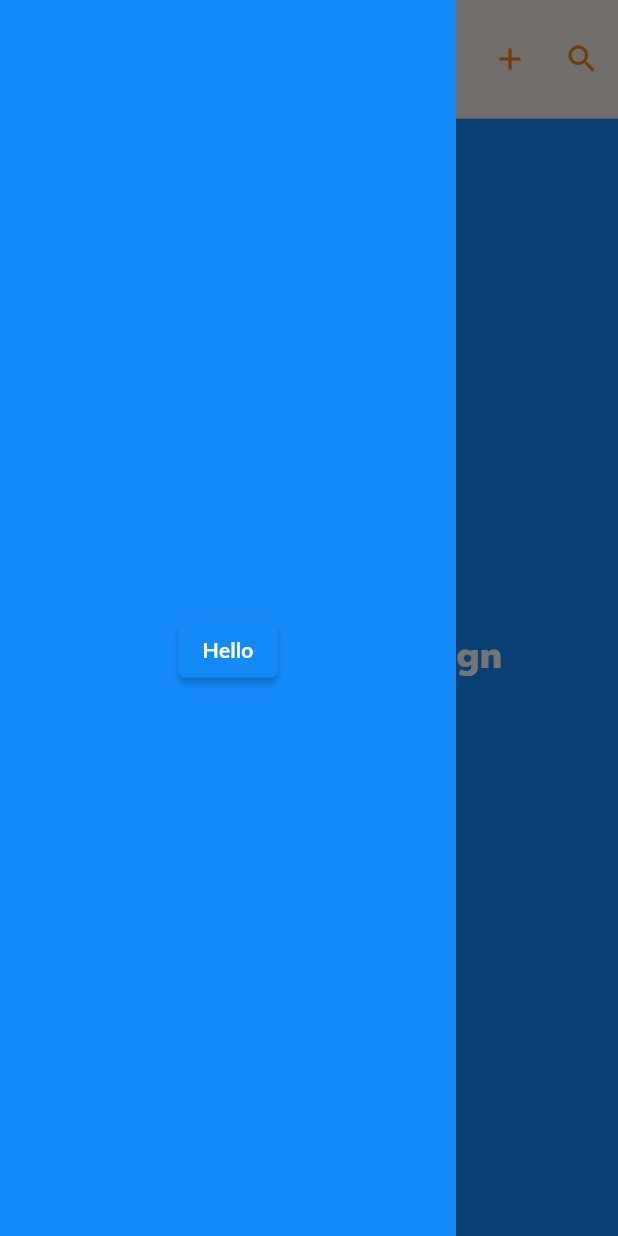
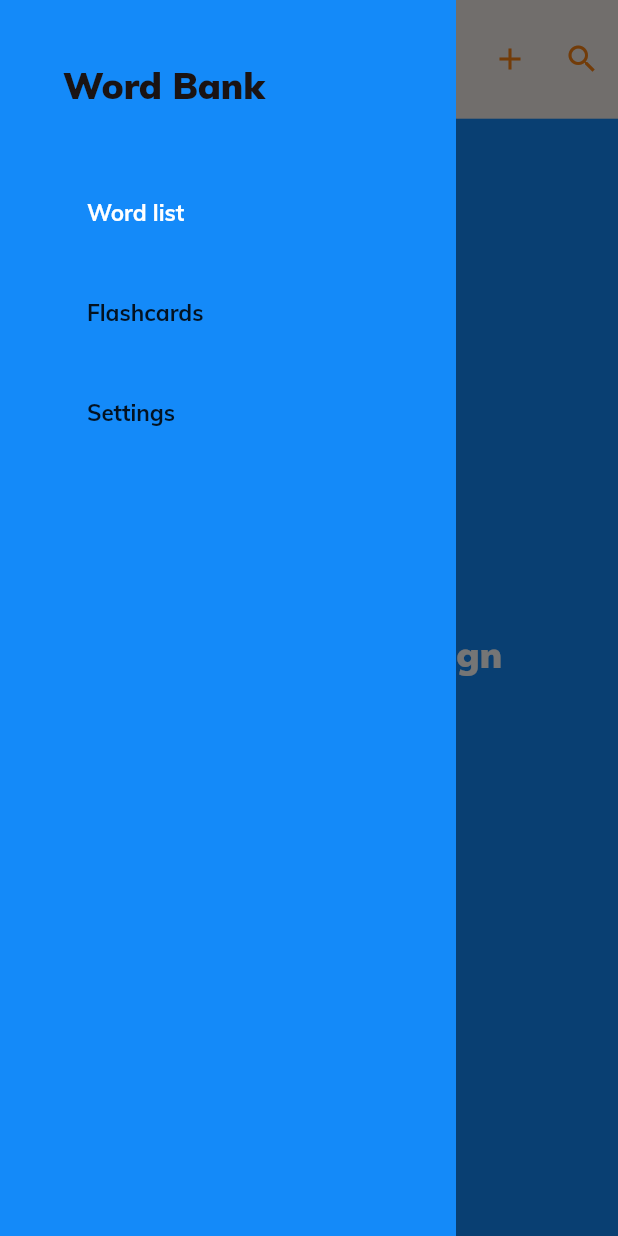
Before and after one commit to adam-podkowinski/easy_language, a Flutter app: the WordBankPage screen opened by its route, with the side drawer open, on a phone screen of 412 x 824 dp. Run offline on Flutter 3.47's test engine with Material 2 defaults, Android fonts, the phone set to English and light mode, and no system bars; our stand-ins replace auto_size_text, dartz, equatable, flutter_screenutil, flutter_slidable, flutter_svg and 6 more; missing offline and left inert: language_picker; accounts and stored records are empty.

Commit message:
Show available and current page in drawer

```diff
--- a/lib/core/constants.dart
+++ b/lib/core/constants.dart
@@ -4,6 +4,7 @@ const Size screenSize = Size(393, 781);
 
 const String wordBankPageId = '/word_bank';
 const String introductionPageId = '/introduction';
+const String flashcardsPageId = '/flashcards';
 const cachedSettingsId = 'settings';
 const cachedWordBankId = 'word_bank';
 const cachedCurrentLanguageId = 'current_language';
--- a/lib/core/presentation/drawer.dart
+++ b/lib/core/presentation/drawer.dart
@@ -5,32 +5,91 @@ import 'package:flutter_screenutil/flutter_screenutil.dart';
 class EasyLanguageDrawer extends StatelessWidget {
   const EasyLanguageDrawer({
     Key? key,
+    required this.pageId,
   }) : super(key: key);
+
+  final String pageId;
 
   @override
   Widget build(BuildContext context) {
     return Drawer(
       elevation: 0,
-      child: Center(
-        child: Column(
-          mainAxisAlignment: MainAxisAlignment.center,
-          children: [
-            Text(
-              'Hello in drawer',
-              style: Theme.of(context).textTheme.headline5,
+      child: ListView(
+        padding: EdgeInsets.all(40.w),
+        children: [
+          Text(
+            'Word Bank',
+            style: Theme.of(context).textTheme.headline6,
+          ),
+          SizedBox(
+            height: 40.h,
+          ),
+          DrawerListTile(
+            name: 'Word list',
+            isFocused: pageId == wordBankPageId,
+            onTap: () => Navigator.of(context).pushReplacementNamed(
+              wordBankPageId,
             ),
-            SizedBox(
-              height: 10.h,
+          ),
+          SizedBox(
+            height: 10.h,
+          ),
+          DrawerListTile(
+            name: 'Flashcards',
+            isFocused: pageId == flashcardsPageId,
+            onTap: () => Navigator.of(context).pushReplacementNamed(
+              flashcardsPageId,
             ),
-            ElevatedButton(
-              onPressed: () {
-                Navigator.of(context).pushReplacementNamed(introductionPageId);
-              },
-              child: const Text('Hello'),
+          ),
+          SizedBox(
+            height: 10.h,
+          ),
+          DrawerListTile(
+            name: 'Settings',
+            isFocused: pageId == introductionPageId,
+            onTap: () => Navigator.of(context).pushReplacementNamed(
+              introductionPageId,
             ),
-          ],
-        ),
+          ),
+        ],
       ),
     );
   }
 }
+
+// TODO: add a trailing svg image
+class DrawerListTile extends StatelessWidget {
+  const DrawerListTile({
+    Key? key,
+    required this.name,
+    required this.onTap,
+    this.isFocused = false,
+  }) : super(key: key);
+
+  /// Name of a tile
+  final String name;
+
+  /// If the user is in this screen highlight this tile
+  final bool isFocused;
+
+  /// If tile is pressed invoke this function
+  final Function() onTap;
+
+  @override
+  Widget build(BuildContext context) {
+    return ListTile(
+      title: Text(
+        name,
+        style: TextStyle(
+          color: isFocused ? Theme.of(context).colorScheme.onPrimary : null,
+        ),
+      ),
+      tileColor:
+          isFocused ? Theme.of(context).primaryColor : Colors.transparent,
+      shape: RoundedRectangleBorder(
+        borderRadius: BorderRadius.circular(20.w),
+      ),
+      onTap: onTap,
+    );
+  }
+}
--- a/lib/core/presentation/main_page.dart
+++ b/lib/core/presentation/main_page.dart
@@ -38,6 +38,8 @@ class MainApp extends StatelessWidget {
       routes: {
         wordBankPageId: (context) => const WordBankPage(),
         introductionPageId: (context) => const IntroductionPage(),
+        // TODO: create flashcards page and it's feature
+        flashcardsPageId: (context) => const WordBankPage(),
       },
     );
   }
--- a/lib/core/presentation/styles.dart
+++ b/lib/core/presentation/styles.dart
@@ -45,7 +45,10 @@ class CustomTheme {
         color: onPrimary,
         fontWeight: FontWeight.bold,
       ),
-      bodyText1: const TextStyle(),
+      bodyText1: const TextStyle(
+        fontSize: 15,
+        fontWeight: FontWeight.bold,
+      ),
       bodyText2: const TextStyle(),
       overline: const TextStyle(),
       subtitle1: const TextStyle(),
--- a/lib/features/login/presentation/pages/loading_page.dart
+++ b/lib/features/login/presentation/pages/loading_page.dart
@@ -10,7 +10,7 @@ class LoadingApp extends StatelessWidget {
       title: 'Easy Language',
       debugShowCheckedModeBanner: false,
       home: Scaffold(
-        backgroundColor: CustomTheme.primaryVariant,
+        backgroundColor: CustomTheme.primary,
         body: Center(
           child: Text(
             'Easy Language',
--- a/lib/features/word_bank/presentation/pages/word_bank_page.dart
+++ b/lib/features/word_bank/presentation/pages/word_bank_page.dart
@@ -43,7 +43,7 @@ class WordBankPage extends StatelessWidget {
               ),
             ],
           ),
-          drawer: const EasyLanguageDrawer(),
+          drawer: const EasyLanguageDrawer(pageId: wordBankPageId),
           body: Padding(
             padding: EdgeInsets.symmetric(horizontal: 11.w),
             child: Column(
--- a/pubspec.yaml
+++ b/pubspec.yaml
@@ -51,4 +51,4 @@ flutter:
     - assets/svgs/
 
 flutter_native_splash:
-  color: "#1863f8"
+  color: "#148af9"
```
